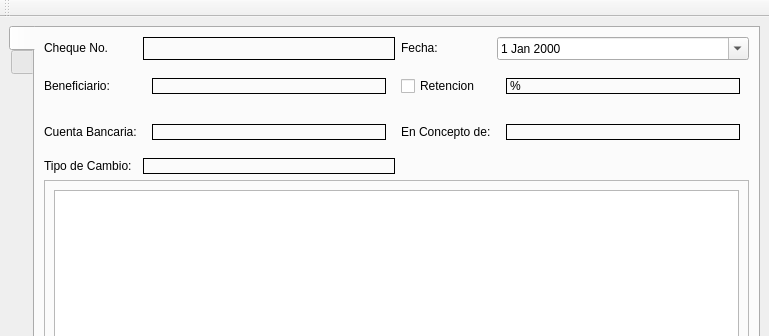
Above: src/ui/cheques.ui from armonge/EsquipulasPy before the change; both pictures show x 0 to 769 and y 0 to 336 of the 769 by 665 pixel window. Below: the same form after it.
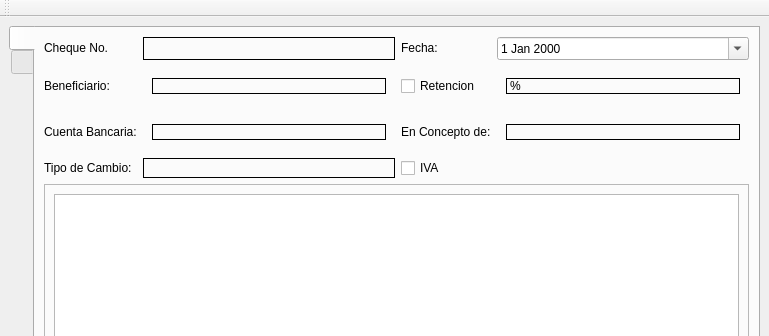
That is the form after the change. Icons and pictures are not drawn.

Diff of the .ui file:
```diff
--- a/src/ui/cheques.ui
+++ b/src/ui/cheques.ui
@@ -366,6 +366,13 @@
             </property>
            </widget>
           </item>
+          <item row="3" column="2">
+           <widget class="QCheckBox" name="ckIva">
+            <property name="text">
+             <string>IVA</string>
+            </property>
+           </widget>
+          </item>
          </layout>
         </item>
         <item row="1" column="0">
```
